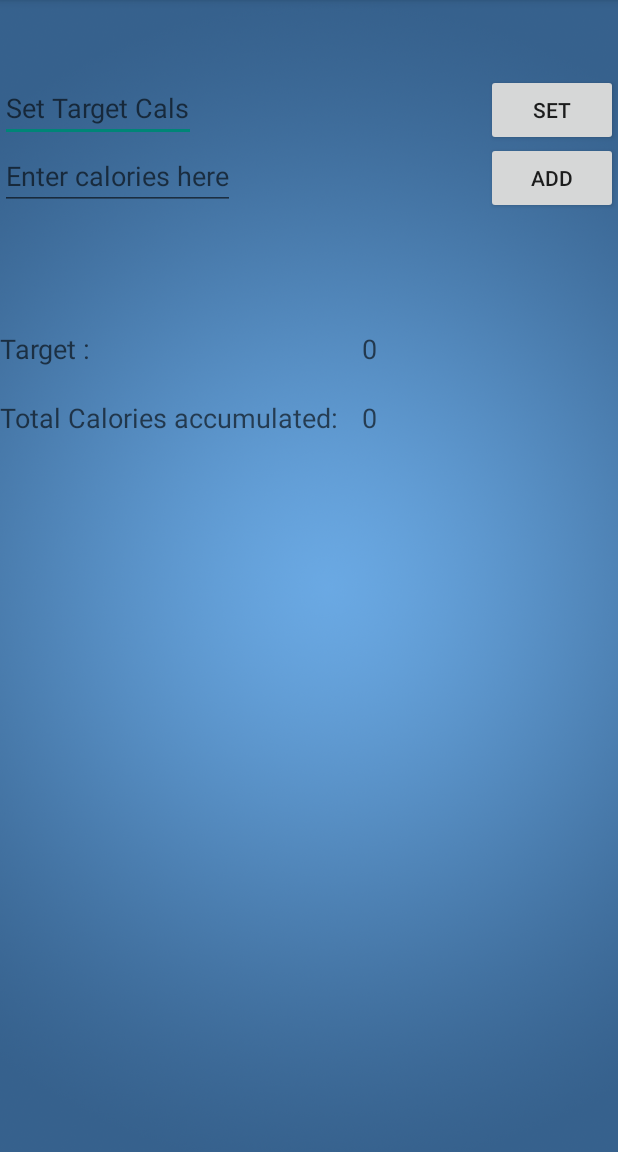
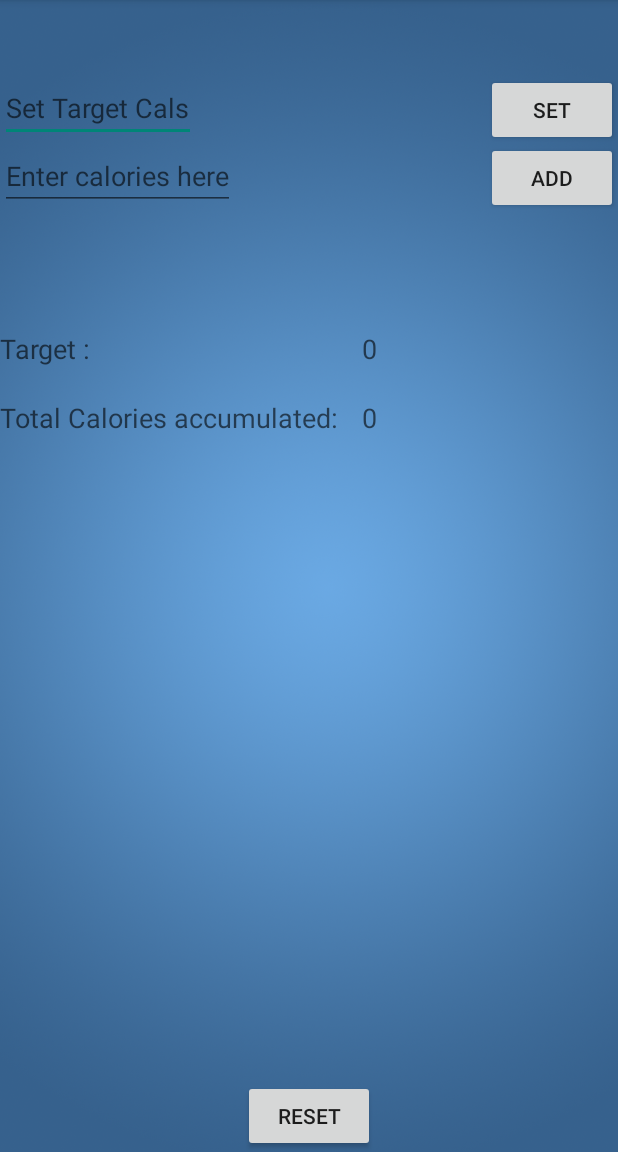
Before and after one commit to robbie321/Sport_Universe, an Android app: the layout calories_layout.xml on its own in the app's theme, with its tools: preview values and no code run, on a phone screen of 412 x 824 dp, the part 84-1236 px from its top. Run offline under Robolectric (Android 15) with nearby library versions, the phone set to English and light mode, and no system bars.

```diff
--- a/app/src/main/AndroidManifest.xml
+++ b/app/src/main/AndroidManifest.xml
@@ -50,6 +50,7 @@
         </activity>
         <activity android:name=".Lean" android:label="@string/lean">
         </activity>
+
         <activity   android:name=".Splashscreen">
             <intent-filter>
                 <action android:name="android.intent.action.MAIN" />
--- a/app/src/main/res/layout/calories_layout.xml
+++ b/app/src/main/res/layout/calories_layout.xml
@@ -81,5 +81,13 @@
         android:layout_alignTop="@+id/setTarget"
         android:layout_alignStart="@+id/button_add" />
 
+    <Button
+        android:layout_width="wrap_content"
+        android:layout_height="wrap_content"
+        android:text="Reset"
+        android:id="@+id/button_reset"
+        android:layout_alignParentBottom="true"
+        android:layout_centerHorizontal="true" />
+
 
 </RelativeLayout>
```
Also changed, not shown: app/src/main/java/com/example/g13149881/asportuniverse/BmiCalculator.java (+20 -8 lines), app/src/main/java/com/example/g13149881/asportuniverse/Calories.java (+55 -20 lines).
